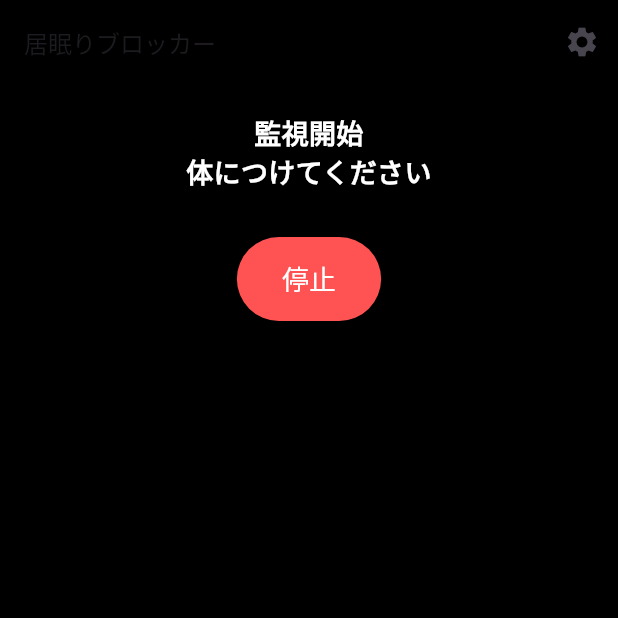
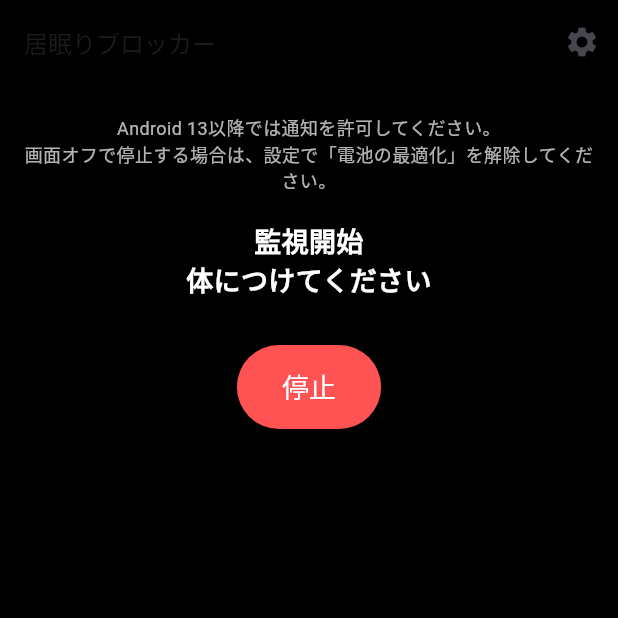
Before and after one commit to mimizu0/sleep_blocker, a Flutter app: the screen it shows after launch, after a tap on "監視開始", on a phone screen of 412 x 824 dp, the top half of it. Run offline on Flutter 3.47's test engine with Material 3 defaults, Android fonts, the phone set to English and light mode, and no system bars; our stand-ins replace flutter_local_notifications, sensors_plus, shared_preferences, vibration; missing offline and left inert: flutter_background_service.

Commit message:
Fix Android background service for Android 15
- Added `POST_NOTIFICATIONS` permission to `AndroidManifest.xml`.
- Implemented runtime notification permission request in `main.dart`.
- Added `android:stopWithTask="false"` to the background service in the manifest.
- Added a helpful message in the UI regarding battery optimization and permissions.
- Fixed `test/widget_test.dart` to match the application structure.

Co-authored-by: mimizu0 <99813763+mimizu0@users.noreply.github.com>

```diff
--- a/lib/main.dart
+++ b/lib/main.dart
@@ -165,6 +165,18 @@ class _SleepGuardAppState extends State<SleepGuardApp> {
     super.initState();
     _loadSettings();
     _checkServiceStatus();
+    _requestNotificationPermission();
+  }
+
+  Future<void> _requestNotificationPermission() async {
+    if (Platform.isAndroid) {
+      final flutterLocalNotificationsPlugin = FlutterLocalNotificationsPlugin();
+      await flutterLocalNotificationsPlugin
+          .resolvePlatformSpecificImplementation<
+            AndroidFlutterLocalNotificationsPlugin
+          >()
+          ?.requestNotificationsPermission();
+    }
   }
 
   Future<void> _checkServiceStatus() async {
@@ -405,6 +417,15 @@ class _SleepGuardAppState extends State<SleepGuardApp> {
             children: [
               const SizedBox(height: 20),
               Text(
+                "Android 13以降では通知を許可してください。\n画面オフで停止する場合は、設定で「電池の最適化」を解除してください。",
+                style: TextStyle(
+                  fontSize: 12,
+                  color: _isMonitoring ? Colors.white70 : Colors.black54,
+                ),
+                textAlign: TextAlign.center,
+              ),
+              const SizedBox(height: 20),
+              Text(
                 _statusMessage,
                 style: TextStyle(
                   fontSize: 18,
```
Also changed, not shown: 2 other files.
